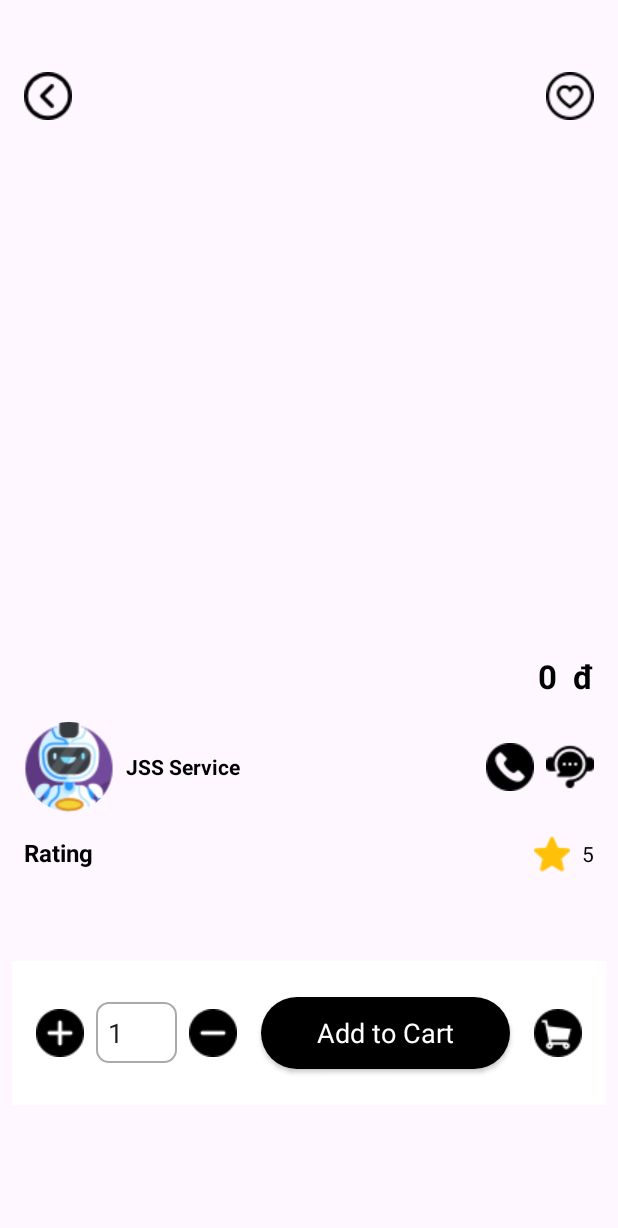
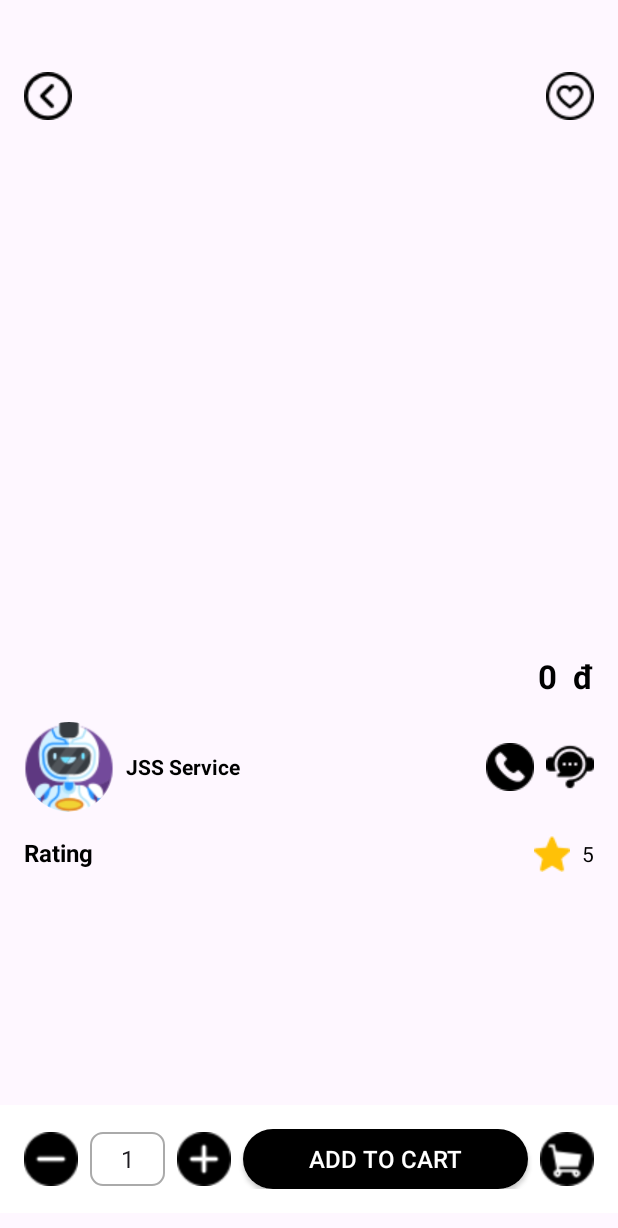
Before and after one commit to nguyenkienminh/ManZone, an Android app: the DetailActivity screen opened directly, with no data from a screen before it, on a phone screen of 412 x 824 dp. Shown: the top 1228 px of the screen. Run offline under Robolectric (Android 15) with nearby library versions, the phone set to English and light mode, and no system bars; pictures from the network do not load.

Commit message:
fix product product detail map order

```diff
--- a/app/src/main/res/layout/activity_detail.xml
+++ b/app/src/main/res/layout/activity_detail.xml
@@ -157,61 +157,114 @@
                 android:text="Description"
                 android:textColor="@color/black" />
 
+<!--            <LinearLayout-->
+<!--                android:layout_width="match_parent"-->
+<!--                android:layout_height="wrap_content"-->
+<!--                android:orientation="horizontal"-->
+<!--                android:padding="16dp"-->
+<!--                android:background="@android:color/white"-->
+<!--                android:gravity="center_vertical"-->
+<!--                android:layout_margin="8dp">-->
+
+<!--                <ImageView-->
+<!--                    android:id="@+id/btnMinus"-->
+<!--                    android:layout_width="36dp"-->
+<!--                    android:layout_height="36dp"-->
+<!--                    android:layout_marginEnd="8dp"-->
+<!--                    app:srcCompat="@drawable/minus" />-->
+
+<!--                <EditText-->
+<!--                    android:id="@+id/etQuantity"-->
+<!--                    android:layout_width="50dp"-->
+<!--                    android:layout_height="36dp"-->
+<!--                    android:gravity="center"-->
+<!--                    android:inputType="number"-->
+<!--                    android:text="1"-->
+<!--                    android:background="@drawable/edittext_background"-->
+<!--                    android:textSize="16sp"-->
+<!--                    android:layout_marginEnd="8dp" />-->
+
+<!--                <ImageView-->
+<!--                    android:id="@+id/btnPlus"-->
+<!--                    android:layout_width="36dp"-->
+<!--                    android:layout_height="36dp"-->
+<!--                    android:layout_marginEnd="8dp"-->
+<!--                    app:srcCompat="@drawable/plus" />-->
+
+<!--                <androidx.appcompat.widget.AppCompatButton-->
+<!--                    android:id="@+id/btnAddToCart"-->
+<!--                    android:layout_width="0dp"-->
+<!--                    android:layout_height="40dp"-->
+<!--                    android:layout_weight="1"-->
+<!--                    android:text="Add to Cart"-->
+<!--                    android:background="@drawable/black_bg"-->
+<!--                    android:textColor="@color/white"-->
+<!--                    android:textSize="16sp"-->
+<!--                    android:layout_marginEnd="8dp" />-->
+
+<!--                <ImageView-->
+<!--                    android:id="@+id/btnCart"-->
+<!--                    android:layout_width="36dp"-->
+<!--                    android:layout_height="36dp"-->
+<!--                    app:srcCompat="@drawable/cart2" />-->
+<!--            </LinearLayout>-->
+
+        </LinearLayout>
+    </ScrollView>
+
     <LinearLayout
-                android:layout_width="match_parent"
+        android:id="@+id/layoutAddToCart"
+        android:layout_width="0dp"
         android:layout_height="wrap_content"
         android:orientation="horizontal"
         android:padding="16dp"
         android:background="@android:color/white"
         android:gravity="center_vertical"
-                android:layout_margin="8dp">
+        android:layout_marginBottom="15dp"
+        app:layout_constraintBottom_toBottomOf="parent"
+        app:layout_constraintStart_toStartOf="parent"
+        app:layout_constraintEnd_toEndOf="parent">
+
+        <ImageView
+            android:id="@+id/btnMinus"
+            android:layout_width="36dp"
+            android:layout_height="36dp"
+            android:layout_marginEnd="8dp"
+            app:srcCompat="@drawable/minus" />
+
+        <EditText
+            android:id="@+id/etQuantity"
+            android:layout_width="50dp"
+            android:layout_height="36dp"
+            android:gravity="center"
+            android:inputType="number"
+            android:text="1"
+            android:background="@drawable/edittext_background"
+            android:textSize="16sp"
+            android:layout_marginEnd="8dp" />
 
         <ImageView
             android:id="@+id/btnPlus"
-                    android:layout_width="wrap_content"
-                    android:layout_height="wrap_content"
-                    app:srcCompat="@drawable/plus"
-                    android:layout_marginEnd="8dp"/>
-
-                <EditText
-                    android:id="@+id/etQuantity"
-                    android:layout_width="0dp"
-                    android:layout_height="wrap_content"
-                    android:layout_weight="1"
-                    android:ems="10"
-                    android:inputType="number"
-                    android:padding="8dp"
-                    android:background="@drawable/edittext_background" />
-
-                <ImageView
-                    android:id="@+id/btnMinus"
-                    android:layout_width="wrap_content"
-                    android:layout_height="wrap_content"
-                    app:srcCompat="@drawable/minus"
-                    android:layout_marginStart="8dp"
-                    android:layout_marginEnd="8dp"/>
+            android:layout_width="36dp"
+            android:layout_height="36dp"
+            android:layout_marginEnd="8dp"
+            app:srcCompat="@drawable/plus" />
 
         <androidx.appcompat.widget.AppCompatButton
             android:id="@+id/btnAddToCart"
-                    android:layout_width="wrap_content"
-                    android:layout_height="wrap_content"
+            android:layout_width="0dp"
+            android:layout_height="40dp"
             android:layout_weight="1"
             android:text="Add to Cart"
-                    style="@android:style/Widget.Button"
             android:background="@drawable/black_bg"
             android:textColor="@color/white"
-                    android:textSize="18sp"
-                    android:layout_margin="8dp"
-                    android:padding="10dp"/>
+            android:textSize="16sp"
+            android:layout_marginEnd="8dp" />
 
         <ImageView
             android:id="@+id/btnCart"
-                    android:layout_width="wrap_content"
-                    android:layout_height="wrap_content"
-                    android:layout_marginStart="8dp"
+            android:layout_width="36dp"
+            android:layout_height="36dp"
             app:srcCompat="@drawable/cart2" />
     </LinearLayout>
-
-        </LinearLayout>
-    </ScrollView>
 </androidx.constraintlayout.widget.ConstraintLayout>
```
Lines whose indentation alone changed are shown as unchanged.
